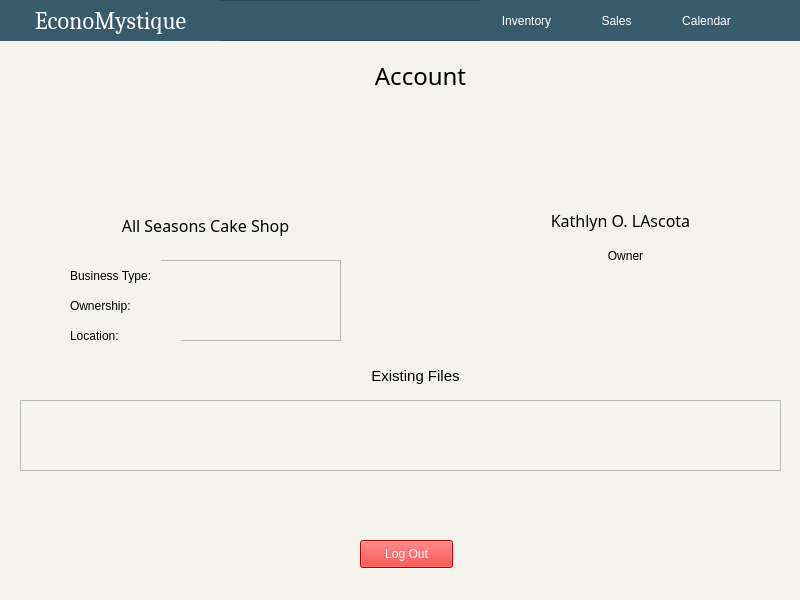
First picture: the form in account.ui, repository ongchangco/Economystique2, before the edit.
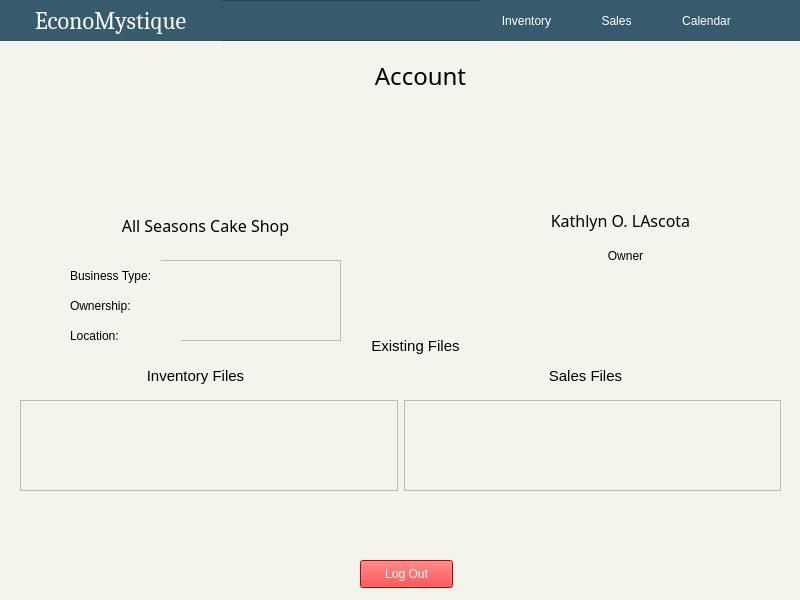
Second picture: the form after the edit. Icons and pictures are not drawn.

Commit message: split files on account

```diff
--- a/account.ui
+++ b/account.ui
@@ -71,7 +71,7 @@
    <property name="geometry">
     <rect>
      <x>360</x>
-     <y>540</y>
+     <y>560</y>
      <width>93</width>
      <height>28</height>
     </rect>
@@ -198,16 +198,6 @@
     <set>Qt::AlignCenter</set>
    </property>
   </widget>
-  <widget class="QListView" name="fileListView">
-   <property name="geometry">
-    <rect>
-     <x>20</x>
-     <y>400</y>
-     <width>761</width>
-     <height>71</height>
-    </rect>
-   </property>
-  </widget>
   <widget class="QPushButton" name="btnEditProfile">
    <property name="geometry">
     <rect>
@@ -449,7 +439,7 @@
    <property name="geometry">
     <rect>
      <x>350</x>
-     <y>360</y>
+     <y>330</y>
      <width>131</width>
      <height>31</height>
     </rect>
@@ -491,8 +481,8 @@
   <widget class="QWidget" name="horizontalLayoutWidget">
    <property name="geometry">
     <rect>
-     <x>630</x>
-     <y>480</y>
+     <x>20</x>
+     <y>500</y>
      <width>151</width>
      <height>51</height>
     </rect>
@@ -583,6 +573,145 @@
     <set>Qt::AlignCenter</set>
    </property>
   </widget>
+  <widget class="QWidget" name="horizontalLayoutWidget_2">
+   <property name="geometry">
+    <rect>
+     <x>20</x>
+     <y>400</y>
+     <width>761</width>
+     <height>91</height>
+    </rect>
+   </property>
+   <layout class="QHBoxLayout" name="horizontalLayout_2">
+    <item>
+     <widget class="QListView" name="fileListView"/>
+    </item>
+    <item>
+     <widget class="QListView" name="fileListView_2"/>
+    </item>
+   </layout>
+  </widget>
+  <widget class="QWidget" name="horizontalLayoutWidget_3">
+   <property name="geometry">
+    <rect>
+     <x>630</x>
+     <y>500</y>
+     <width>151</width>
+     <height>51</height>
+    </rect>
+   </property>
+   <layout class="QHBoxLayout" name="horizontalLayout_3">
+    <item>
+     <widget class="QPushButton" name="btnOpenFile_2">
+      <property name="cursor">
+       <cursorShape>OpenHandCursor</cursorShape>
+      </property>
+      <property name="text">
+       <string/>
+      </property>
+      <property name="icon">
+       <iconset>
+        <normaloff>img/fileIcon.png</normaloff>img/fileIcon.png</iconset>
+      </property>
+      <property name="flat">
+       <bool>true</bool>
+      </property>
+     </widget>
+    </item>
+    <item>
+     <widget class="QPushButton" name="btnDeleteFile_2">
+      <property name="cursor">
+       <cursorShape>OpenHandCursor</cursorShape>
+      </property>
+      <property name="autoFillBackground">
+       <bool>false</bool>
+      </property>
+      <property name="text">
+       <string/>
+      </property>
+      <property name="icon">
+       <iconset>
+        <normaloff>img/deleteIcon.png</normaloff>img/deleteIcon.png</iconset>
+      </property>
+      <property name="flat">
+       <bool>true</bool>
+      </property>
+     </widget>
+    </item>
+    <item>
+     <widget class="QPushButton" name="btnAddFile_2">
+      <property name="font">
+       <font>
+        <pointsize>9</pointsize>
+        <weight>75</weight>
+        <bold>true</bold>
+       </font>
+      </property>
+      <property name="cursor">
+       <cursorShape>OpenHandCursor</cursorShape>
+      </property>
+      <property name="text">
+       <string/>
+      </property>
+      <property name="icon">
+       <iconset>
+        <normaloff>img/addIcon.png</normaloff>img/addIcon.png</iconset>
+      </property>
+      <property name="flat">
+       <bool>true</bool>
+      </property>
+     </widget>
+    </item>
+   </layout>
+  </widget>
+  <widget class="QLabel" name="salesFilesTitle">
+   <property name="geometry">
+    <rect>
+     <x>520</x>
+     <y>360</y>
+     <width>131</width>
+     <height>31</height>
+    </rect>
+   </property>
+   <property name="font">
+    <font>
+     <pointsize>11</pointsize>
+    </font>
+   </property>
+   <property name="layoutDirection">
+    <enum>Qt::RightToLeft</enum>
+   </property>
+   <property name="text">
+    <string>Sales Files</string>
+   </property>
+   <property name="alignment">
+    <set>Qt::AlignCenter</set>
+   </property>
+  </widget>
+  <widget class="QLabel" name="inventoryFilesTitle">
+   <property name="geometry">
+    <rect>
+     <x>130</x>
+     <y>360</y>
+     <width>131</width>
+     <height>31</height>
+    </rect>
+   </property>
+   <property name="font">
+    <font>
+     <pointsize>11</pointsize>
+    </font>
+   </property>
+   <property name="layoutDirection">
+    <enum>Qt::RightToLeft</enum>
+   </property>
+   <property name="text">
+    <string>Inventory Files</string>
+   </property>
+   <property name="alignment">
+    <set>Qt::AlignCenter</set>
+   </property>
+  </widget>
  </widget>
  <resources/>
  <connections/>
```
The commit also changes 11 other files.
